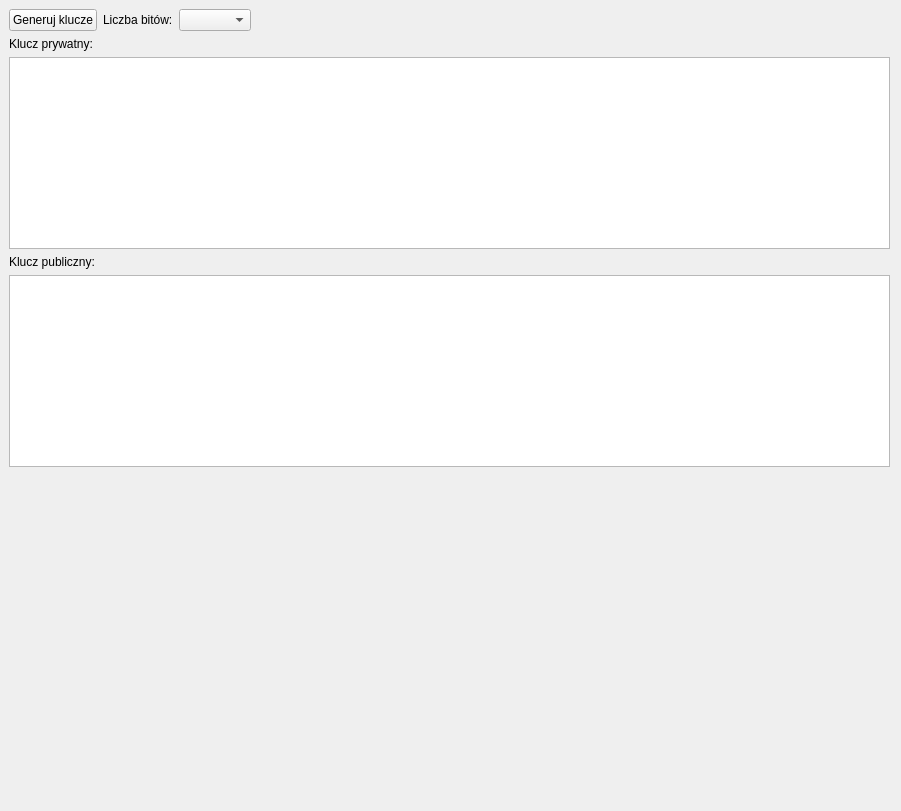
Kostu96/gut-cryptography-project, file application.ui: the form before one commit.
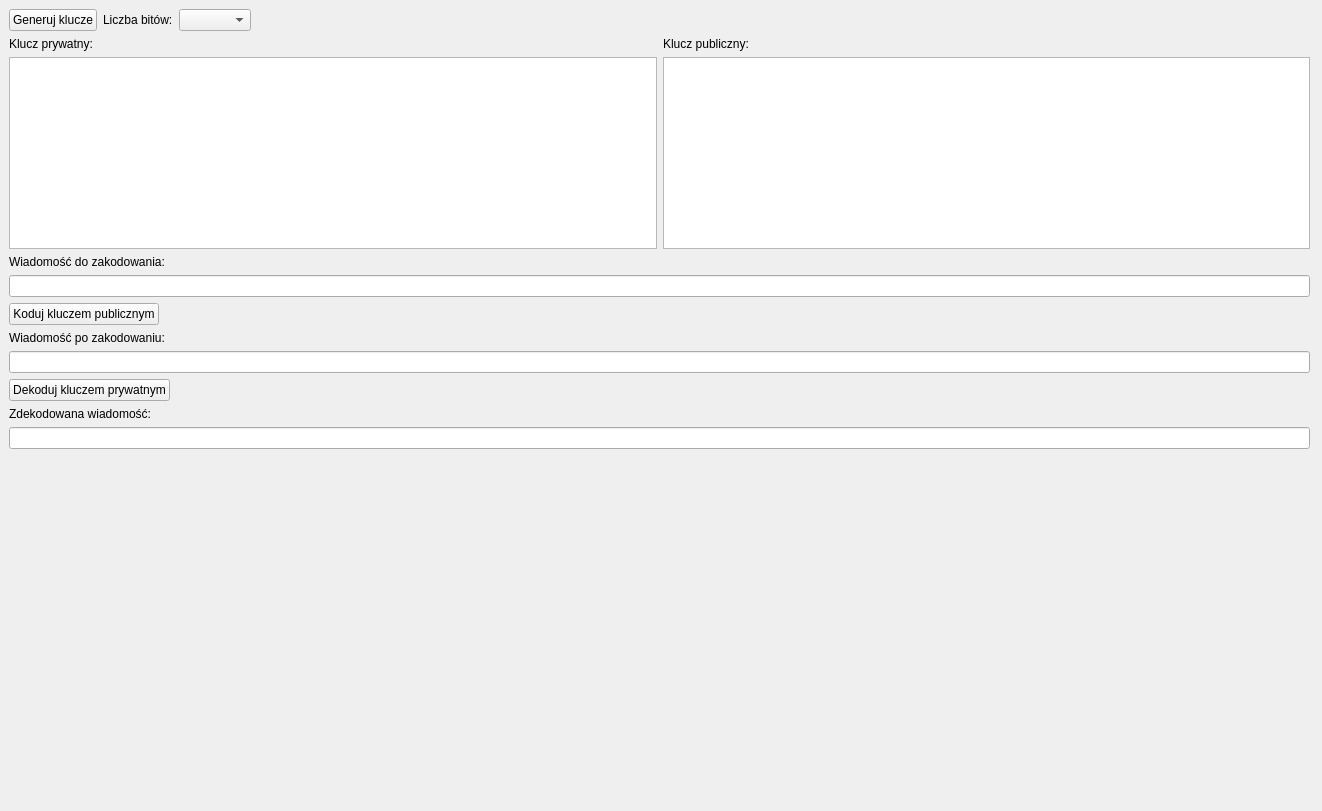
The form after the commit.

Commit message: Add UI for simple encoding/decoding demo

Patch:
```diff
--- a/application.ui
+++ b/application.ui
@@ -6,7 +6,7 @@
    <rect>
     <x>0</x>
     <y>0</y>
-    <width>901</width>
+    <width>1322</width>
     <height>811</height>
    </rect>
   </property>
@@ -19,7 +19,7 @@
      <rect>
       <x>9</x>
       <y>9</y>
-      <width>881</width>
+      <width>1301</width>
       <height>791</height>
      </rect>
     </property>
@@ -63,6 +63,10 @@
       </layout>
      </item>
      <item>
+      <layout class="QHBoxLayout" name="horizontalLayout_4">
+       <item>
+        <layout class="QVBoxLayout" name="verticalLayout_3">
+         <item>
       <widget class="QLabel" name="label">
        <property name="text">
         <string>Klucz prywatny:</string>
@@ -91,6 +95,10 @@
        </property>
       </widget>
      </item>
+        </layout>
+       </item>
+       <item>
+        <layout class="QVBoxLayout" name="verticalLayout_2">
      <item>
       <widget class="QLabel" name="label_2">
        <property name="text">
@@ -106,6 +114,96 @@
          <verstretch>0</verstretch>
         </sizepolicy>
        </property>
+           <property name="readOnly">
+            <bool>true</bool>
+           </property>
+          </widget>
+         </item>
+        </layout>
+       </item>
+      </layout>
+     </item>
+     <item>
+      <widget class="QLabel" name="label_4">
+       <property name="text">
+        <string>Wiadomość do zakodowania:</string>
+       </property>
+      </widget>
+     </item>
+     <item>
+      <widget class="QLineEdit" name="msgTypedLineEdit"/>
+     </item>
+     <item>
+      <layout class="QHBoxLayout" name="horizontalLayout_2">
+       <item>
+        <widget class="QPushButton" name="encodeBtn">
+         <property name="text">
+          <string>Koduj kluczem publicznym</string>
+         </property>
+        </widget>
+       </item>
+       <item>
+        <spacer name="horizontalSpacer_2">
+         <property name="orientation">
+          <enum>Qt::Horizontal</enum>
+         </property>
+         <property name="sizeHint" stdset="0">
+          <size>
+           <width>40</width>
+           <height>20</height>
+          </size>
+         </property>
+        </spacer>
+       </item>
+      </layout>
+     </item>
+     <item>
+      <widget class="QLabel" name="label_6">
+       <property name="text">
+        <string>Wiadomość po zakodowaniu:</string>
+       </property>
+      </widget>
+     </item>
+     <item>
+      <widget class="QLineEdit" name="msgEncodedLineEdit">
+       <property name="readOnly">
+        <bool>true</bool>
+       </property>
+      </widget>
+     </item>
+     <item>
+      <layout class="QHBoxLayout" name="horizontalLayout_3">
+       <item>
+        <widget class="QPushButton" name="decodeBtn">
+         <property name="text">
+          <string>Dekoduj kluczem prywatnym</string>
+         </property>
+        </widget>
+       </item>
+       <item>
+        <spacer name="horizontalSpacer_3">
+         <property name="orientation">
+          <enum>Qt::Horizontal</enum>
+         </property>
+         <property name="sizeHint" stdset="0">
+          <size>
+           <width>40</width>
+           <height>20</height>
+          </size>
+         </property>
+        </spacer>
+       </item>
+      </layout>
+     </item>
+     <item>
+      <widget class="QLabel" name="label_5">
+       <property name="text">
+        <string>Zdekodowana wiadomość:</string>
+       </property>
+      </widget>
+     </item>
+     <item>
+      <widget class="QLineEdit" name="msgDecodedLineEdit">
        <property name="readOnly">
         <bool>true</bool>
        </property>
```
Lines whose indentation alone changed are shown as unchanged. The commit also changes 1 other file.
